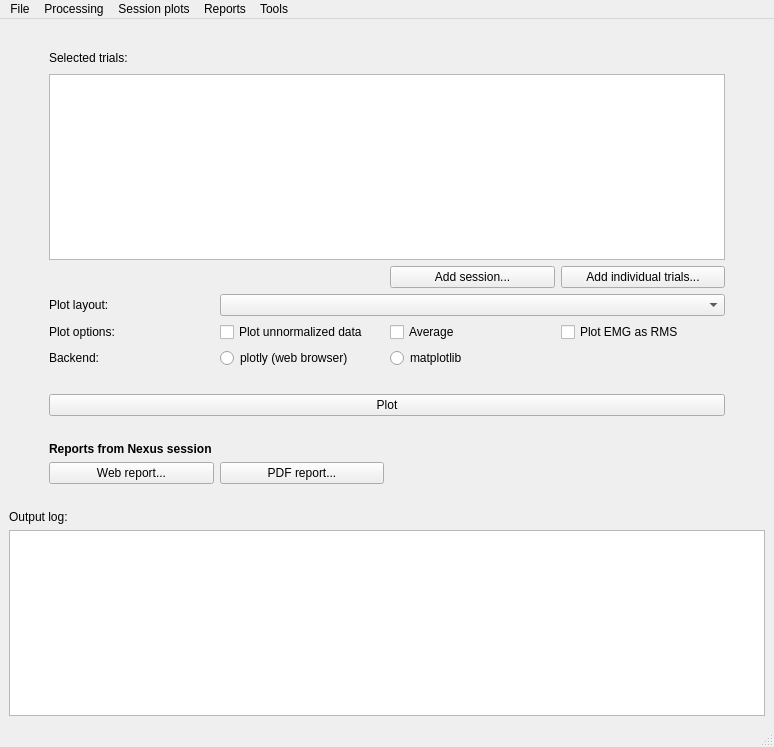
Before: the Qt Designer form gaitutils/gui/gaitmenu.ui in NCH-Motion-Laboratory/gaitutils, drawn with Qt 5.
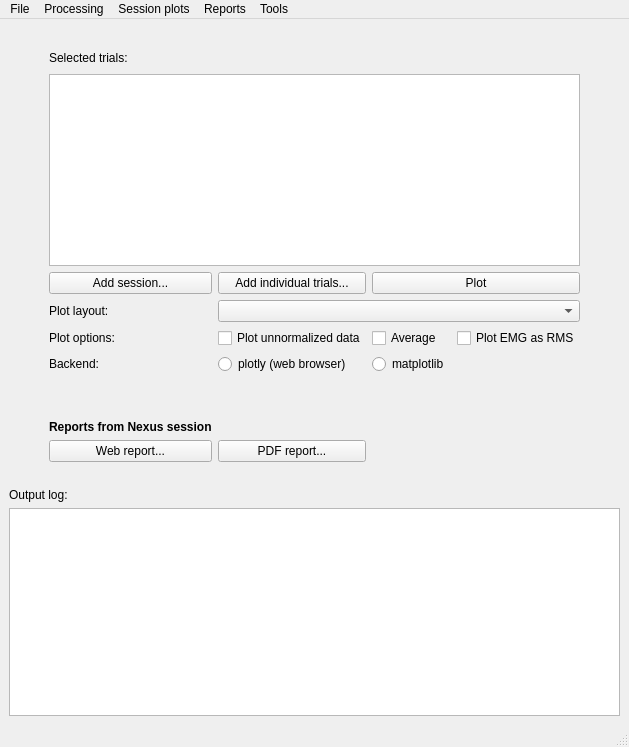
After: the same form once the commit is applied. Custom widgets are drawn as their Qt base class.

Commit message: wip: session dialog

```diff
--- a/gaitutils/gui/gaitmenu.ui
+++ b/gaitutils/gui/gaitmenu.ui
@@ -6,7 +6,7 @@
    <rect>
     <x>0</x>
     <y>0</y>
-    <width>774</width>
+    <width>629</width>
     <height>747</height>
    </rect>
   </property>
@@ -232,27 +232,27 @@
         </property>
        </spacer>
       </item>
-      <item row="10" column="1" colspan="4">
-       <widget class="QPushButton" name="btnPlotTrials">
-        <property name="text">
-         <string>Plot</string>
-        </property>
-       </widget>
-      </item>
-      <item row="4" column="4">
-       <widget class="QPushButton" name="btnAddIndividualTrials">
-        <property name="text">
-         <string>Add individual trials...</string>
-        </property>
-       </widget>
-      </item>
-      <item row="4" column="3">
+      <item row="4" column="1">
        <widget class="QPushButton" name="btnAddSession">
         <property name="text">
          <string>Add session...</string>
         </property>
        </widget>
       </item>
+      <item row="4" column="2">
+       <widget class="QPushButton" name="btnAddIndividualTrials">
+        <property name="text">
+         <string>Add individual trials...</string>
+        </property>
+       </widget>
+      </item>
+      <item row="4" column="3" colspan="2">
+       <widget class="QPushButton" name="btnPlotTrials">
+        <property name="text">
+         <string>Plot</string>
+        </property>
+       </widget>
+      </item>
      </layout>
     </item>
     <item>
@@ -288,7 +288,7 @@
     <rect>
      <x>0</x>
      <y>0</y>
-     <width>774</width>
+     <width>629</width>
      <height>21</height>
     </rect>
    </property>
```
The commit also changes 1 other file.
